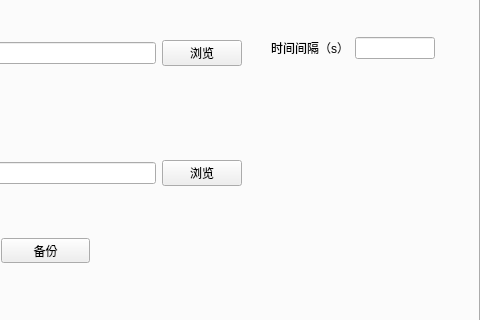
This is mainwindow.ui in wahaha123haha/backup as Qt 5 draws it before an edit; both pictures show x 321 to 801 and y 138 to 458 of the 801 by 574 pixel window. The edited form follows.
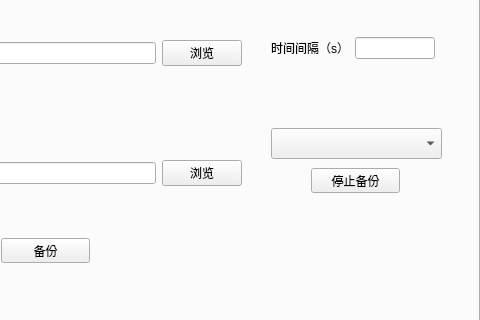
This is the edited form.

What changed in the file:
```diff
--- a/mainwindow.ui
+++ b/mainwindow.ui
@@ -190,6 +190,29 @@
        </item>
       </layout>
      </widget>
+     <widget class="QPushButton" name="pushButton_8">
+      <property name="geometry">
+       <rect>
+        <x>630</x>
+        <y>280</y>
+        <width>89</width>
+        <height>25</height>
+       </rect>
+      </property>
+      <property name="text">
+       <string>停止备份</string>
+      </property>
+     </widget>
+     <widget class="QComboBox" name="comboBox">
+      <property name="geometry">
+       <rect>
+        <x>590</x>
+        <y>240</y>
+        <width>171</width>
+        <height>31</height>
+       </rect>
+      </property>
+     </widget>
     </widget>
     <widget class="QWidget" name="tab_2">
      <attribute name="title">
```
Left out of the diff: 2 changed lines with no effect on the pictures.
